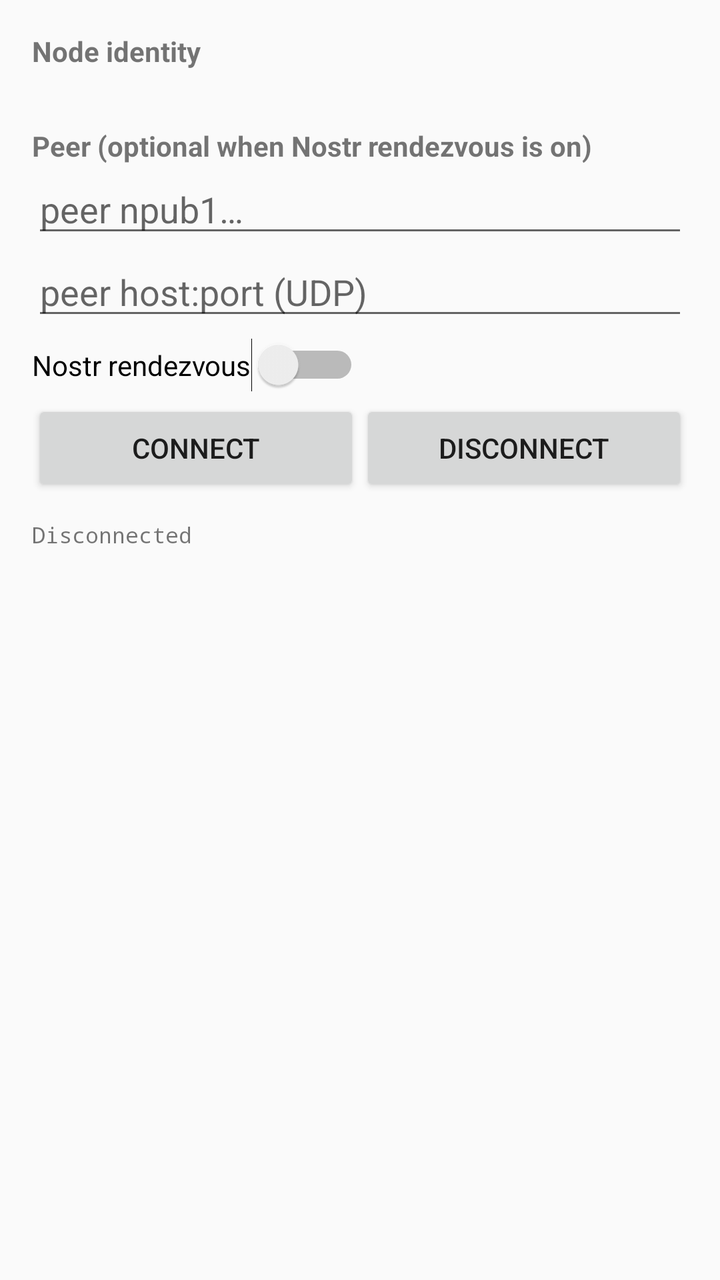
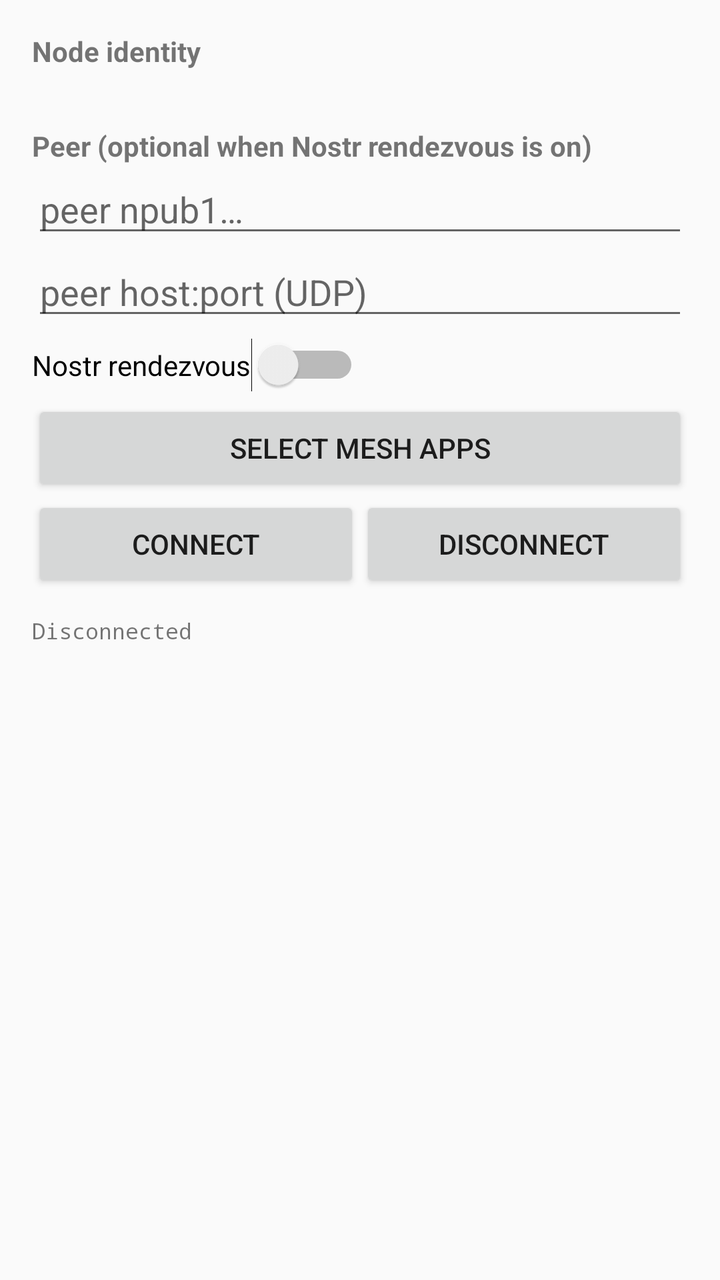

An Android layout rendered at two revisions. The XML below is the earlier revision; the diff shows what the commit changed to produce the second picture.
<!-- AndroidManifest.xml: application theme Theme.AppCompat.DayNight -->
<!-- res/layout/activity_main.xml -->
<?xml version="1.0" encoding="utf-8"?>
<LinearLayout xmlns:android="http://schemas.android.com/apk/res/android"
    android:layout_width="match_parent"
    android:layout_height="match_parent"
    android:orientation="vertical"
    android:padding="16dp">

    <TextView
        android:layout_width="wrap_content"
        android:layout_height="wrap_content"
        android:text="Node identity"
        android:textStyle="bold" />

    <TextView
        android:id="@+id/identity"
        android:layout_width="match_parent"
        android:layout_height="wrap_content"
        android:fontFamily="monospace"
        android:textSize="12sp"
        android:paddingBottom="12dp" />

    <TextView
        android:layout_width="wrap_content"
        android:layout_height="wrap_content"
        android:text="Peer (optional when Nostr rendezvous is on)"
        android:textStyle="bold" />

    <EditText
        android:id="@+id/peer_npub"
        android:layout_width="match_parent"
        android:layout_height="wrap_content"
        android:hint="peer npub1…"
        android:inputType="text" />

    <EditText
        android:id="@+id/peer_endpoint"
        android:layout_width="match_parent"
        android:layout_height="wrap_content"
        android:hint="peer host:port (UDP)"
        android:inputType="text" />

    <Switch
        android:id="@+id/nostr_switch"
        android:layout_width="wrap_content"
        android:layout_height="wrap_content"
        android:text="Nostr rendezvous"
        android:paddingTop="8dp"
        android:paddingBottom="8dp" />

    <LinearLayout
        android:layout_width="match_parent"
        android:layout_height="wrap_content"
        android:orientation="horizontal">

        <Button
            android:id="@+id/connect"
            android:layout_width="0dp"
            android:layout_height="wrap_content"
            android:layout_weight="1"
            android:text="Connect" />

        <Button
            android:id="@+id/disconnect"
            android:layout_width="0dp"
            android:layout_height="wrap_content"
            android:layout_weight="1"
            android:text="Disconnect" />
    </LinearLayout>

    <ScrollView
        android:layout_width="match_parent"
        android:layout_height="0dp"
        android:layout_weight="1"
        android:paddingTop="12dp">

        <TextView
            android:id="@+id/status"
            android:layout_width="match_parent"
            android:layout_height="wrap_content"
            android:fontFamily="monospace"
            android:textSize="11sp"
            android:text="Disconnected" />
    </ScrollView>
</LinearLayout>
<!-- resources referenced by this layout -->
<resources>

</resources>

<!-- the commit's change to res/layout/activity_main.xml (unified diff, before → after) -->
@@ -47,6 +47,12 @@
         android:paddingTop="8dp"
         android:paddingBottom="8dp" />
 
+    <Button
+        android:id="@+id/pick_apps"
+        android:layout_width="match_parent"
+        android:layout_height="wrap_content"
+        android:text="Select mesh apps" />
+
     <LinearLayout
         android:layout_width="match_parent"
         android:layout_height="wrap_content"
